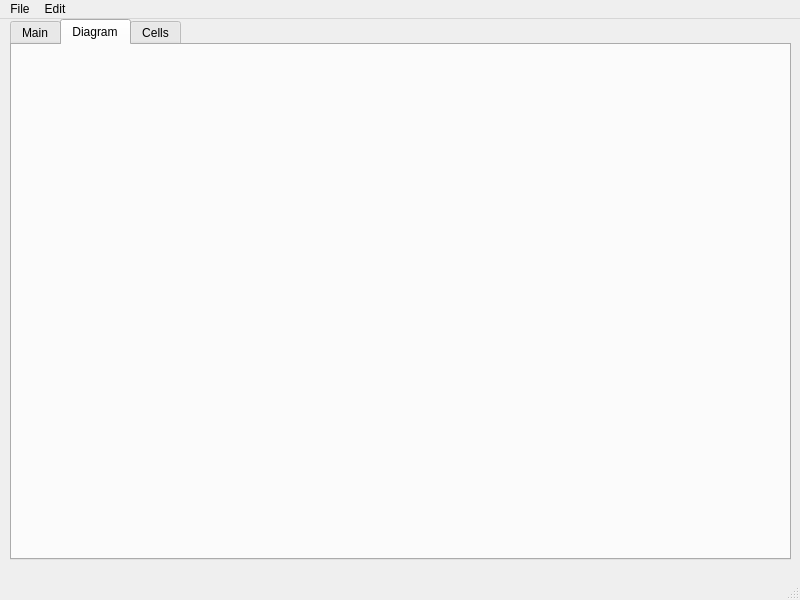
First picture: the form in untitled.ui, repository UWaterloo-Formula-Electric/charge-cart-gui, before the edit.
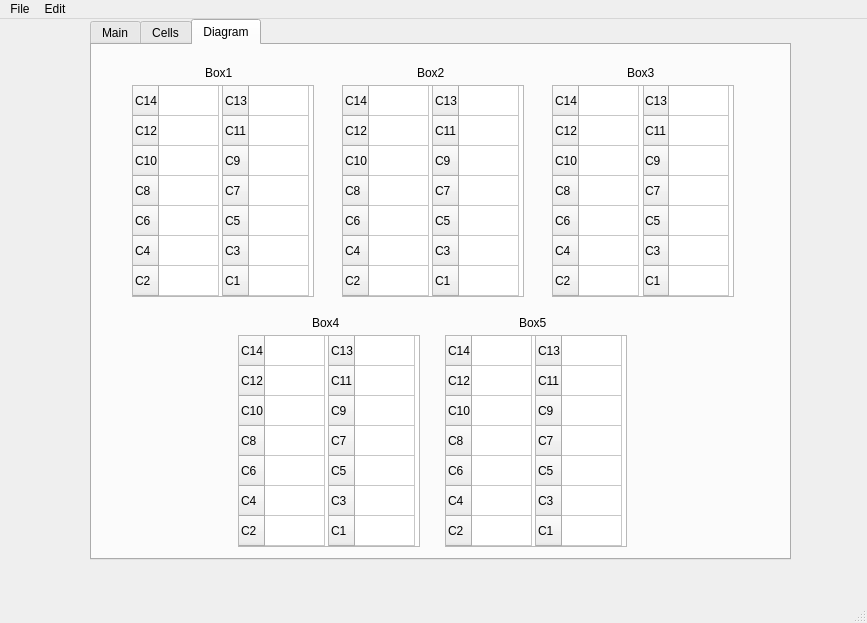
Second picture: the form after the edit. The open tabs and pages were chosen to show the change. Custom widgets are drawn as their Qt base class.

Commit message: Added battery diagram

What changed in the file:
```diff
--- a/untitled.ui
+++ b/untitled.ui
@@ -6,8 +6,8 @@
    <rect>
     <x>0</x>
     <y>0</y>
-    <width>800</width>
-    <height>600</height>
+    <width>867</width>
+    <height>623</height>
    </rect>
   </property>
   <property name="windowTitle">
@@ -30,9 +30,9 @@
    <widget class="QTabWidget" name="CellTab">
     <property name="geometry">
      <rect>
-      <x>10</x>
+      <x>90</x>
       <y>0</y>
-      <width>781</width>
+      <width>701</width>
       <height>541</height>
      </rect>
     </property>
@@ -434,11 +434,6 @@
       </widget>
      </widget>
     </widget>
-    <widget class="QWidget" name="tab_2">
-     <attribute name="title">
-      <string>Diagram</string>
-     </attribute>
-    </widget>
     <widget class="QWidget" name="tab_3">
      <attribute name="title">
       <string>Cells</string>
@@ -544,6 +539,636 @@
       </column>
      </widget>
     </widget>
+    <widget class="QWidget" name="tab_2">
+     <attribute name="title">
+      <string>Diagram</string>
+     </attribute>
+     <widget class="QTableWidget" name="tableWidget_3">
+      <property name="geometry">
+       <rect>
+        <x>40</x>
+        <y>40</y>
+        <width>92</width>
+        <height>212</height>
+       </rect>
+      </property>
+      <attribute name="horizontalHeaderVisible">
+       <bool>false</bool>
+      </attribute>
+      <attribute name="horizontalHeaderDefaultSectionSize">
+       <number>60</number>
+      </attribute>
+      <row>
+       <property name="text">
+        <string>C14</string>
+       </property>
+      </row>
+      <row>
+       <property name="text">
+        <string>C12</string>
+       </property>
+      </row>
+      <row>
+       <property name="text">
+        <string>C10</string>
+       </property>
+      </row>
+      <row>
+       <property name="text">
+        <string>C8</string>
+       </property>
+      </row>
+      <row>
+       <property name="text">
+        <string>C6</string>
+       </property>
+      </row>
+      <row>
+       <property name="text">
+        <string>C4</string>
+       </property>
+      </row>
+      <row>
+       <property name="text">
+        <string>C2</string>
+       </property>
+      </row>
+      <column>
+       <property name="text">
+        <string>Right</string>
+       </property>
+      </column>
+     </widget>
+     <widget class="QTableWidget" name="tableWidget_2">
+      <property name="geometry">
+       <rect>
+        <x>130</x>
+        <y>40</y>
+        <width>92</width>
+        <height>212</height>
+       </rect>
+      </property>
+      <attribute name="horizontalHeaderVisible">
+       <bool>false</bool>
+      </attribute>
+      <attribute name="horizontalHeaderDefaultSectionSize">
+       <number>60</number>
+      </attribute>
+      <row>
+       <property name="text">
+        <string>C13</string>
+       </property>
+      </row>
+      <row>
+       <property name="text">
+        <string>C11</string>
+       </property>
+      </row>
+      <row>
+       <property name="text">
+        <string>C9</string>
+       </property>
+      </row>
+      <row>
+       <property name="text">
+        <string>C7</string>
+       </property>
+      </row>
+      <row>
+       <property name="text">
+        <string>C5</string>
+       </property>
+      </row>
+      <row>
+       <property name="text">
+        <string>C3</string>
+       </property>
+      </row>
+      <row>
+       <property name="text">
+        <string>C1</string>
+       </property>
+      </row>
+      <column>
+       <property name="text">
+        <string>Left</string>
+       </property>
+      </column>
+     </widget>
+     <widget class="QTableWidget" name="tableWidget_18">
+      <property name="geometry">
+       <rect>
+        <x>250</x>
+        <y>40</y>
+        <width>92</width>
+        <height>212</height>
+       </rect>
+      </property>
+      <attribute name="horizontalHeaderVisible">
+       <bool>false</bool>
+      </attribute>
+      <attribute name="horizontalHeaderDefaultSectionSize">
+       <number>60</number>
+      </attribute>
+      <row>
+       <property name="text">
+        <string>C14</string>
+       </property>
+      </row>
+      <row>
+       <property name="text">
+        <string>C12</string>
+       </property>
+      </row>
+      <row>
+       <property name="text">
+        <string>C10</string>
+       </property>
+      </row>
+      <row>
+       <property name="text">
+        <string>C8</string>
+       </property>
+      </row>
+      <row>
+       <property name="text">
+        <string>C6</string>
+       </property>
+      </row>
+      <row>
+       <property name="text">
+        <string>C4</string>
+       </property>
+      </row>
+      <row>
+       <property name="text">
+        <string>C2</string>
+       </property>
+      </row>
+      <column>
+       <property name="text">
+        <string>Right</string>
+       </property>
+      </column>
+     </widget>
+     <widget class="QTableWidget" name="tableWidget_19">
+      <property name="geometry">
+       <rect>
+        <x>340</x>
+        <y>40</y>
+        <width>92</width>
+        <height>212</height>
+       </rect>
+      </property>
+      <attribute name="horizontalHeaderVisible">
+       <bool>false</bool>
+      </attribute>
+      <attribute name="horizontalHeaderDefaultSectionSize">
+       <number>60</number>
+      </attribute>
+      <row>
+       <property name="text">
+        <string>C13</string>
+       </property>
+      </row>
+      <row>
+       <property name="text">
+        <string>C11</string>
+       </property>
+      </row>
+      <row>
+       <property name="text">
+        <string>C9</string>
+       </property>
+      </row>
+      <row>
+       <property name="text">
+        <string>C7</string>
+       </property>
+      </row>
+      <row>
+       <property name="text">
+        <string>C5</string>
+       </property>
+      </row>
+      <row>
+       <property name="text">
+        <string>C3</string>
+       </property>
+      </row>
+      <row>
+       <property name="text">
+        <string>C1</string>
+       </property>
+      </row>
+      <column>
+       <property name="text">
+        <string>Left</string>
+       </property>
+      </column>
+     </widget>
+     <widget class="QTableWidget" name="tableWidget_20">
+      <property name="geometry">
+       <rect>
+        <x>550</x>
+        <y>40</y>
+        <width>92</width>
+        <height>212</height>
+       </rect>
+      </property>
+      <attribute name="horizontalHeaderVisible">
+       <bool>false</bool>
+      </attribute>
+      <attribute name="horizontalHeaderDefaultSectionSize">
+       <number>60</number>
+      </attribute>
+      <row>
+       <property name="text">
+        <string>C13</string>
+       </property>
+      </row>
+      <row>
+       <property name="text">
+        <string>C11</string>
+       </property>
+      </row>
+      <row>
+       <property name="text">
+        <string>C9</string>
+       </property>
+      </row>
+      <row>
+       <property name="text">
+        <string>C7</string>
+       </property>
+      </row>
+      <row>
+       <property name="text">
+        <string>C5</string>
+       </property>
+      </row>
+      <row>
+       <property name="text">
+        <string>C3</string>
+       </property>
+      </row>
+      <row>
+       <property name="text">
+        <string>C1</string>
+       </property>
+      </row>
+      <column>
+       <property name="text">
+        <string>Left</string>
+       </property>
+      </column>
+     </widget>
+     <widget class="QTableWidget" name="tableWidget_21">
+      <property name="geometry">
+       <rect>
+        <x>460</x>
+        <y>40</y>
+        <width>92</width>
+        <height>212</height>
+       </rect>
+      </property>
+      <attribute name="horizontalHeaderVisible">
+       <bool>false</bool>
+      </attribute>
+      <attribute name="horizontalHeaderDefaultSectionSize">
+       <number>60</number>
+      </attribute>
+      <row>
+       <property name="text">
+        <string>C14</string>
+       </property>
+      </row>
+      <row>
+       <property name="text">
+        <string>C12</string>
+       </property>
+      </row>
+      <row>
+       <property name="text">
+        <string>C10</string>
+       </property>
+      </row>
+      <row>
+       <property name="text">
+        <string>C8</string>
+       </property>
+      </row>
+      <row>
+       <property name="text">
+        <string>C6</string>
+       </property>
+      </row>
+      <row>
+       <property name="text">
+        <string>C4</string>
+       </property>
+      </row>
+      <row>
+       <property name="text">
+        <string>C2</string>
+       </property>
+      </row>
+      <column>
+       <property name="text">
+        <string>Right</string>
+       </property>
+      </column>
+     </widget>
+     <widget class="QTableWidget" name="tableWidget_22">
+      <property name="geometry">
+       <rect>
+        <x>146</x>
+        <y>290</y>
+        <width>92</width>
+        <height>212</height>
+       </rect>
+      </property>
+      <attribute name="horizontalHeaderVisible">
+       <bool>false</bool>
+      </attribute>
+      <attribute name="horizontalHeaderDefaultSectionSize">
+       <number>60</number>
+      </attribute>
+      <row>
+       <property name="text">
+        <string>C14</string>
+       </property>
+      </row>
+      <row>
+       <property name="text">
+        <string>C12</string>
+       </property>
+      </row>
+      <row>
+       <property name="text">
+        <string>C10</string>
+       </property>
+      </row>
+      <row>
+       <property name="text">
+        <string>C8</string>
+       </property>
+      </row>
+      <row>
+       <property name="text">
+        <string>C6</string>
+       </property>
+      </row>
+      <row>
+       <property name="text">
+        <string>C4</string>
+       </property>
+      </row>
+      <row>
+       <property name="text">
+        <string>C2</string>
+       </property>
+      </row>
+      <column>
+       <property name="text">
+        <string>Right</string>
+       </property>
+      </column>
+     </widget>
+     <widget class="QTableWidget" name="tableWidget_23">
+      <property name="geometry">
+       <rect>
+        <x>353</x>
+        <y>290</y>
+        <width>92</width>
+        <height>212</height>
+       </rect>
+      </property>
+      <attribute name="horizontalHeaderVisible">
+       <bool>false</bool>
+      </attribute>
+      <attribute name="horizontalHeaderDefaultSectionSize">
+       <number>60</number>
+      </attribute>
+      <row>
+       <property name="text">
+        <string>C14</string>
+       </property>
+      </row>
+      <row>
+       <property name="text">
+        <string>C12</string>
+       </property>
+      </row>
+      <row>
+       <property name="text">
+        <string>C10</string>
+       </property>
+      </row>
+      <row>
+       <property name="text">
+        <string>C8</string>
+       </property>
+      </row>
+      <row>
+       <property name="text">
+        <string>C6</string>
+       </property>
+      </row>
+      <row>
+       <property name="text">
+        <string>C4</string>
+       </property>
+      </row>
+      <row>
+       <property name="text">
+        <string>C2</string>
+       </property>
+      </row>
+      <column>
+       <property name="text">
+        <string>Right</string>
+       </property>
+      </column>
+     </widget>
+     <widget class="QTableWidget" name="tableWidget_24">
+      <property name="geometry">
+       <rect>
+        <x>236</x>
+        <y>290</y>
+        <width>92</width>
+        <height>212</height>
+       </rect>
+      </property>
+      <attribute name="horizontalHeaderVisible">
+       <bool>false</bool>
+      </attribute>
+      <attribute name="horizontalHeaderDefaultSectionSize">
+       <number>60</number>
+      </attribute>
+      <row>
+       <property name="text">
+        <string>C13</string>
+       </property>
+      </row>
+      <row>
+       <property name="text">
+        <string>C11</string>
+       </property>
+      </row>
+      <row>
+       <property name="text">
+        <string>C9</string>
+       </property>
+      </row>
+      <row>
+       <property name="text">
+        <string>C7</string>
+       </property>
+      </row>
+      <row>
+       <property name="text">
+        <string>C5</string>
+       </property>
+      </row>
+      <row>
+       <property name="text">
+        <string>C3</string>
+       </property>
+      </row>
+      <row>
+       <property name="text">
+        <string>C1</string>
+       </property>
+      </row>
+      <column>
+       <property name="text">
+        <string>Left</string>
+       </property>
+      </column>
+     </widget>
+     <widget class="QTableWidget" name="tableWidget_25">
+      <property name="geometry">
+       <rect>
+        <x>443</x>
+        <y>290</y>
+        <width>92</width>
+        <height>212</height>
+       </rect>
+      </property>
+      <attribute name="horizontalHeaderVisible">
+       <bool>false</bool>
+      </attribute>
+      <attribute name="horizontalHeaderDefaultSectionSize">
+       <number>60</number>
+      </attribute>
+      <row>
+       <property name="text">
+        <string>C13</string>
+       </property>
+      </row>
+      <row>
+       <property name="text">
+        <string>C11</string>
+       </property>
+      </row>
+      <row>
+       <property name="text">
+        <string>C9</string>
+       </property>
+      </row>
+      <row>
+       <property name="text">
+        <string>C7</string>
+       </property>
+      </row>
+      <row>
+       <property name="text">
+        <string>C5</string>
+       </property>
+      </row>
+      <row>
+       <property name="text">
+        <string>C3</string>
+       </property>
+      </row>
+      <row>
+       <property name="text">
+        <string>C1</string>
+       </property>
+      </row>
+      <column>
+       <property name="text">
+        <string>Left</string>
+       </property>
+      </column>
+     </widget>
+     <widget class="QLabel" name="label_11">
+      <property name="geometry">
+       <rect>
+        <x>113</x>
+        <y>20</y>
+        <width>60</width>
+        <height>16</height>
+       </rect>
+      </property>
+      <property name="text">
+       <string>Box1</string>
+      </property>
+     </widget>
+     <widget class="QLabel" name="label_12">
+      <property name="geometry">
+       <rect>
+        <x>325</x>
+        <y>20</y>
+        <width>60</width>
+        <height>16</height>
+       </rect>
+      </property>
+      <property name="text">
+       <string>Box2</string>
+      </property>
+     </widget>
+     <widget class="QLabel" name="label_13">
+      <property name="geometry">
+       <rect>
+        <x>535</x>
+        <y>20</y>
+        <width>60</width>
+        <height>16</height>
+       </rect>
+      </property>
+      <property name="text">
+       <string>Box3</string>
+      </property>
+     </widget>
+     <widget class="QLabel" name="label_14">
+      <property name="geometry">
+       <rect>
+        <x>220</x>
+        <y>270</y>
+        <width>60</width>
+        <height>16</height>
+       </rect>
+      </property>
+      <property name="text">
+       <string>Box4</string>
+      </property>
+     </widget>
+     <widget class="QLabel" name="label_15">
+      <property name="geometry">
+       <rect>
+        <x>427</x>
+        <y>270</y>
+        <width>60</width>
+        <height>16</height>
+       </rect>
+      </property>
+      <property name="text">
+       <string>Box5</string>
+      </property>
+     </widget>
+    </widget>
    </widget>
   </widget>
   <widget class="QMenuBar" name="menubar">
@@ -551,7 +1176,7 @@
     <rect>
      <x>0</x>
      <y>0</y>
-     <width>800</width>
+     <width>867</width>
      <height>37</height>
     </rect>
    </property>
```
Left out of the diff: 6 changed lines with no effect on the pictures.
